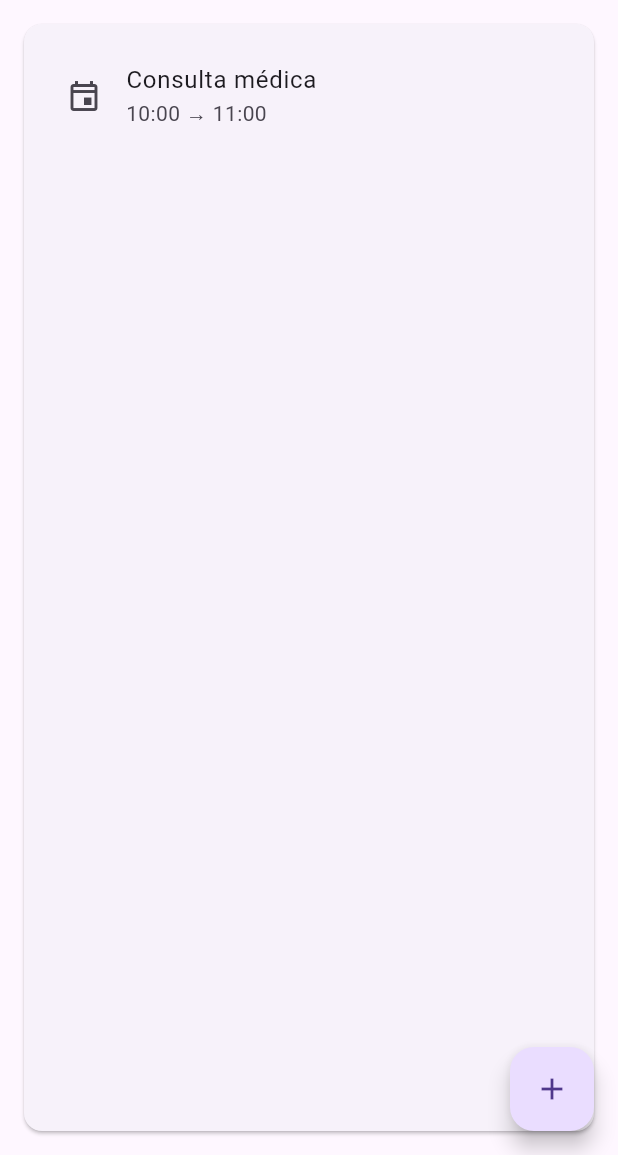
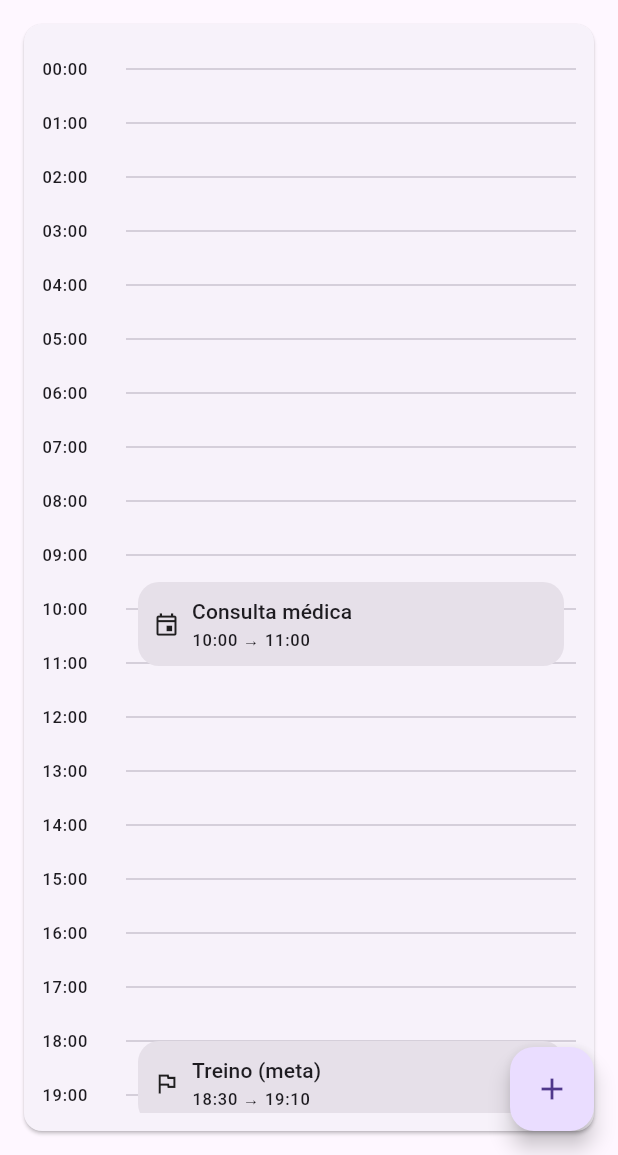
Before and after one commit to Fabrithizio/Vida_app, a Flutter app: the DayTab screen opened directly, on a phone screen of 412 x 824 dp, the part 81-1236 px from its top. Run offline on Flutter 3.47's test engine with Material 3 defaults, Android fonts, the phone set to English and light mode, and no system bars; our stand-ins replace package_info_plus, shared_preferences; accounts and stored records are empty.

Commit message:
atualizaçoes da time line da home

```diff
--- a/lib/data/models/timeline_block.dart
+++ b/lib/data/models/timeline_block.dart
@@ -10,6 +10,7 @@ class TimelineBlock {
     required this.title,
     required this.start,
     this.end,
+
   });
 
   final String id;
@@ -17,4 +18,20 @@ class TimelineBlock {
   final String title;
   final DateTime start;
   final DateTime? end;
+
+  TimelineBlock copyWith({
+  TimelineBlockType? type,
+  String? title,
+  DateTime? start,
+  DateTime? end,
+}) {
+  return TimelineBlock(
+    id: id,
+    type: type ?? this.type,
+    title: title ?? this.title,
+    start: start ?? this.start,
+    end: end ?? this.end,
+  );
 }
+
+}
--- a/lib/presentation/pages/home/tabs/day_tab.dart
+++ b/lib/presentation/pages/home/tabs/day_tab.dart
@@ -2,6 +2,9 @@ import 'package:flutter/material.dart';
 
 import '../../../../data/models/timeline_block.dart';
 import '../../../../features/timeline/timeline_store.dart';
+import 'timeline/create_block_sheet.dart';
+import 'timeline/edit_block_sheet.dart';
+import 'timeline/timeline_day_view.dart';
 
 enum TimelineRange { day, week, month, year }
 
@@ -22,7 +25,6 @@ class _DayTabState extends State<DayTab> {
   void initState() {
     super.initState();
 
-    // Exemplo só pra ver funcionando
     final now = DateTime.now();
     _store.add(
       TimelineBlock(
@@ -31,6 +33,15 @@ class _DayTabState extends State<DayTab> {
         title: 'Consulta médica',
         start: DateTime(now.year, now.month, now.day, 10, 0),
         end: DateTime(now.year, now.month, now.day, 11, 0),
+      ),
+    );
+    _store.add(
+      TimelineBlock(
+        id: 'b2',
+        type: TimelineBlockType.goal,
+        title: 'Treino (meta)',
+        start: DateTime(now.year, now.month, now.day, 18, 30),
+        end: DateTime(now.year, now.month, now.day, 19, 10),
       ),
     );
   }
@@ -51,11 +62,32 @@ class _DayTabState extends State<DayTab> {
       context: context,
       showDragHandle: true,
       isScrollControlled: true,
-      builder: (_) => _CreateBlockSheet(initialDay: _selected),
+      builder: (_) => CreateBlockSheet(initialDay: _selected),
     );
 
     if (created == null) return;
     setState(() => _store.add(created));
+  }
+
+  Future<void> _openEditBlock(TimelineBlock block) async {
+    final result = await showModalBottomSheet<EditResult>(
+      context: context,
+      showDragHandle: true,
+      isScrollControlled: true,
+      builder: (_) => EditBlockSheet(block: block),
+    );
+
+    if (result == null) return;
+
+    setState(() {
+      if (result.delete) {
+        _store.removeById(block.id);
+        return;
+      }
+      if (result.updated != null) {
+        _store.update(result.updated!);
+      }
+    });
   }
 
   @override
@@ -98,10 +130,13 @@ class _DayTabState extends State<DayTab> {
                   child: Padding(
                     padding: const EdgeInsets.all(12),
                     child: _range == TimelineRange.day
-                        ? _DayTimelineView(items: items)
+                        ? TimelineDayView(
+                            items: items,
+                            onTapBlock: _openEditBlock,
+                          )
                         : Center(
                             child: Text(
-                              'MVP: ${_range.name} ainda é só resumo.\n\n(Depois vamos desenhar bonito)',
+                              'MVP: ${_range.name} ainda é só resumo.\n\n(Depois a gente desenha bonito)',
                               textAlign: TextAlign.center,
                             ),
                           ),
@@ -120,160 +155,3 @@ class _DayTabState extends State<DayTab> {
     );
   }
 }
-
-class _DayTimelineView extends StatelessWidget {
-  const _DayTimelineView({required this.items});
-
-  final List<TimelineBlock> items;
-
-  @override
-  Widget build(BuildContext context) {
-    return ListView.separated(
-      itemCount: items.length,
-      separatorBuilder: (_, __) => const SizedBox(height: 10),
-      itemBuilder: (_, i) => _BlockCard(block: items[i]),
-    );
-  }
-}
-
-class _BlockCard extends StatelessWidget {
-  const _BlockCard({required this.block});
-
-  final TimelineBlock block;
-
-  @override
-  Widget build(BuildContext context) {
-    final icon = switch (block.type) {
-      TimelineBlockType.event => Icons.event_outlined,
-      TimelineBlockType.goal => Icons.flag_outlined,
-      TimelineBlockType.note => Icons.note_outlined,
-    };
-
-    final start = '${block.start.hour.toString().padLeft(2, '0')}:${block.start.minute.toString().padLeft(2, '0')}';
-    final end = block.end == null
-        ? null
-        : '${block.end!.hour.toString().padLeft(2, '0')}:${block.end!.minute.toString().padLeft(2, '0')}';
-
-    return ListTile(
-      leading: Icon(icon),
-      title: Text(block.title),
-      subtitle: Text(end == null ? start : '$start → $end'),
-    );
-  }
-}
-
-class _CreateBlockSheet extends StatefulWidget {
-  const _CreateBlockSheet({required this.initialDay});
-
-  final DateTime initialDay;
-
-  @override
-  State<_CreateBlockSheet> createState() => _CreateBlockSheetState();
-}
-
-class _CreateBlockSheetState extends State<_CreateBlockSheet> {
-  TimelineBlockType _type = TimelineBlockType.event;
-  final _title = TextEditingController();
-
-  TimeOfDay _start = const TimeOfDay(hour: 9, minute: 0);
-  TimeOfDay _end = const TimeOfDay(hour: 9, minute: 30);
-
-  @override
-  void dispose() {
-    _title.dispose();
-    super.dispose();
-  }
-
-  Future<void> _pickStart() async {
-    final t = await showTimePicker(context: context, initialTime: _start);
-    if (t == null) return;
-    setState(() => _start = t);
-  }
-
-  Future<void> _pickEnd() async {
-    final t = await showTimePicker(context: context, initialTime: _end);
-    if (t == null) return;
-    setState(() => _end = t);
-  }
-
-  void _save() {
-    final title = _title.text.trim();
-    if (title.isEmpty) {
-      ScaffoldMessenger.of(context).showSnackBar(
-        const SnackBar(content: Text('Digite um título.')),
-      );
-      return;
-    }
-
-    final d = widget.initialDay;
-    final start = DateTime(d.year, d.month, d.day, _start.hour, _start.minute);
-    final end = DateTime(d.year, d.month, d.day, _end.hour, _end.minute);
-
-    final block = TimelineBlock(
-      id: 'b_${DateTime.now().microsecondsSinceEpoch}',
-      type: _type,
-      title: title,
-      start: start,
-      end: end.isAfter(start) ? end : start.add(const Duration(minutes: 30)),
-    );
-
-    Navigator.of(context).pop(block);
-  }
-
-  @override
-  Widget build(BuildContext context) {
-    final bottom = MediaQuery.of(context).viewInsets.bottom;
-
-    return Padding(
-      padding: EdgeInsets.fromLTRB(12, 8, 12, 12 + bottom),
-      child: Column(
-        mainAxisSize: MainAxisSize.min,
-        children: [
-          SegmentedButton<TimelineBlockType>(
-            segments: const [
-              ButtonSegment(value: TimelineBlockType.event, label: Text('Evento')),
-              ButtonSegment(value: TimelineBlockType.goal, label: Text('Meta')),
-              ButtonSegment(value: TimelineBlockType.note, label: Text('Nota')),
-            ],
-            selected: {_type},
-            onSelectionChanged: (s) => setState(() => _type = s.first),
-          ),
-          const SizedBox(height: 12),
-          TextField(
-            controller: _title,
-            decoration: const InputDecoration(
-              labelText: 'Título',
-              border: OutlineInputBorder(),
-            ),
-          ),
-          const SizedBox(height: 12),
-          Row(
-            children: [
-              Expanded(
-                child: OutlinedButton.icon(
-                  onPressed: _pickStart,
-                  icon: const Icon(Icons.schedule),
-                  label: Text('Início: ${_start.format(context)}'),
-                ),
-              ),
-              const SizedBox(width: 10),
-              Expanded(
-                child: OutlinedButton.icon(
-                  onPressed: _pickEnd,
-                  icon: const Icon(Icons.schedule),
-                  label: Text('Fim: ${_end.format(context)}'),
-                ),
-              ),
-            ],
-          ),
-          const SizedBox(height: 12),
-          FilledButton.icon(
-            onPressed: _save,
-            icon: const Icon(Icons.check),
-            label: const Text('Adicionar bloco'),
-          ),
-        ],
-      ),
-    );
-  }
-}
--- /dev/null
+++ b/lib/presentation/pages/home/tabs/timeline/timeline_day_view.dart
@@ -0,0 +1,151 @@
+import 'dart:math' as math;
+
+import 'package:flutter/material.dart';
+
+import '../../../../../data/models/timeline_block.dart';
+
+class TimelineDayView extends StatelessWidget {
+  const TimelineDayView({
+    super.key,
+    required this.items,
+    required this.onTapBlock,
+  });
+
+  final List<TimelineBlock> items;
+  final ValueChanged<TimelineBlock> onTapBlock;
+
+  @override
+  Widget build(BuildContext context) {
+    return LayoutBuilder(
+      builder: (context, c) {
+        final height = c.maxHeight;
+        final hourHeight = math.max(36.0, height / 24);
+
+        return ClipRRect(
+          borderRadius: BorderRadius.circular(12),
+          child: SingleChildScrollView(
+            child: SizedBox(
+              height: hourHeight * 24,
+              child: Stack(
+                children: [
+                  ListView.builder(
+                    physics: const NeverScrollableScrollPhysics(),
+                    itemCount: 24,
+                    itemBuilder: (_, h) => SizedBox(
+                      height: hourHeight,
+                      child: Row(
+                        children: [
+                          SizedBox(
+                            width: 56,
+                            child: Text(
+                              '${h.toString().padLeft(2, '0')}:00',
+                              style: Theme.of(context).textTheme.labelSmall,
+                            ),
+                          ),
+                          Expanded(
+                            child: Divider(
+                              height: 1,
+                              thickness: 1,
+                              color: Theme.of(context).colorScheme.outlineVariant,
+                            ),
+                          ),
+                        ],
+                      ),
+                    ),
+                  ),
+                  for (final b in items)
+                    _BlockPositioned(
+                      block: b,
+                      hourHeight: hourHeight,
+                      onTap: () => onTapBlock(b),
+                    ),
+                ],
+              ),
+            ),
+          ),
+        );
+      },
+    );
+  }
+}
+
+class _BlockPositioned extends StatelessWidget {
+  const _BlockPositioned({
+    required this.block,
+    required this.hourHeight,
+    required this.onTap,
+  });
+
+  final TimelineBlock block;
+  final double hourHeight;
+  final VoidCallback onTap;
+
+  @override
+  Widget build(BuildContext context) {
+    final startMinutes = block.start.hour * 60 + block.start.minute;
+    final top = (startMinutes / 60.0) * hourHeight;
+
+    final end = block.end ?? block.start.add(const Duration(minutes: 30));
+    final endMinutes = end.hour * 60 + end.minute;
+
+    final durMinutes = (endMinutes - startMinutes).clamp(15, 24 * 60);
+    final height = math.max(56.0, (durMinutes / 60.0) * hourHeight);
+
+    final icon = switch (block.type) {
+      TimelineBlockType.event => Icons.event_outlined,
+      TimelineBlockType.goal => Icons.flag_outlined,
+      TimelineBlockType.note => Icons.note_outlined,
+    };
+
+    final startText =
+        '${block.start.hour.toString().padLeft(2, '0')}:${block.start.minute.toString().padLeft(2, '0')}';
+    final endText =
+        '${end.hour.toString().padLeft(2, '0')}:${end.minute.toString().padLeft(2, '0')}';
+
+    return Positioned(
+      left: 64,
+      right: 8,
+      top: top,
+      height: height,
+      child: Material(
+        borderRadius: BorderRadius.circular(14),
+        color: Theme.of(context).colorScheme.surfaceContainerHighest,
+        child: InkWell(
+          borderRadius: BorderRadius.circular(14),
+          onTap: onTap,
+          child: Padding(
+            padding: const EdgeInsets.symmetric(horizontal: 10, vertical: 6),
+            child: Row(
+              children: [
+                Icon(icon, size: 18),
+                const SizedBox(width: 8),
+                Expanded(
+                  child: Column(
+                    mainAxisSize: MainAxisSize.min,
+                    mainAxisAlignment: MainAxisAlignment.center,
+                    crossAxisAlignment: CrossAxisAlignment.start,
+                    children: [
+                      Text(
+                        block.title,
+                        maxLines: 1,
+                        overflow: TextOverflow.ellipsis,
+                        style: Theme.of(context).textTheme.titleSmall,
+                      ),
+                      const SizedBox(height: 1),
+                      Text(
+                        '$startText → $endText',
+                        maxLines: 1,
+                        overflow: TextOverflow.ellipsis,
+                        style: Theme.of(context).textTheme.labelSmall,
+                      ),
+                    ],
+                  ),
+                ),
+              ],
+            ),
+          ),
+        ),
+      ),
+    );
+  }
+}
```
Also changed, not shown: lib/features/timeline/timeline_store.dart (+16 -1 lines), lib/presentation/pages/home/tabs/timeline/create_block_sheet.dart (added, +119 -0 lines), lib/presentation/pages/home/tabs/timeline/edit_block_sheet.dart (added, +156 -0 lines).
